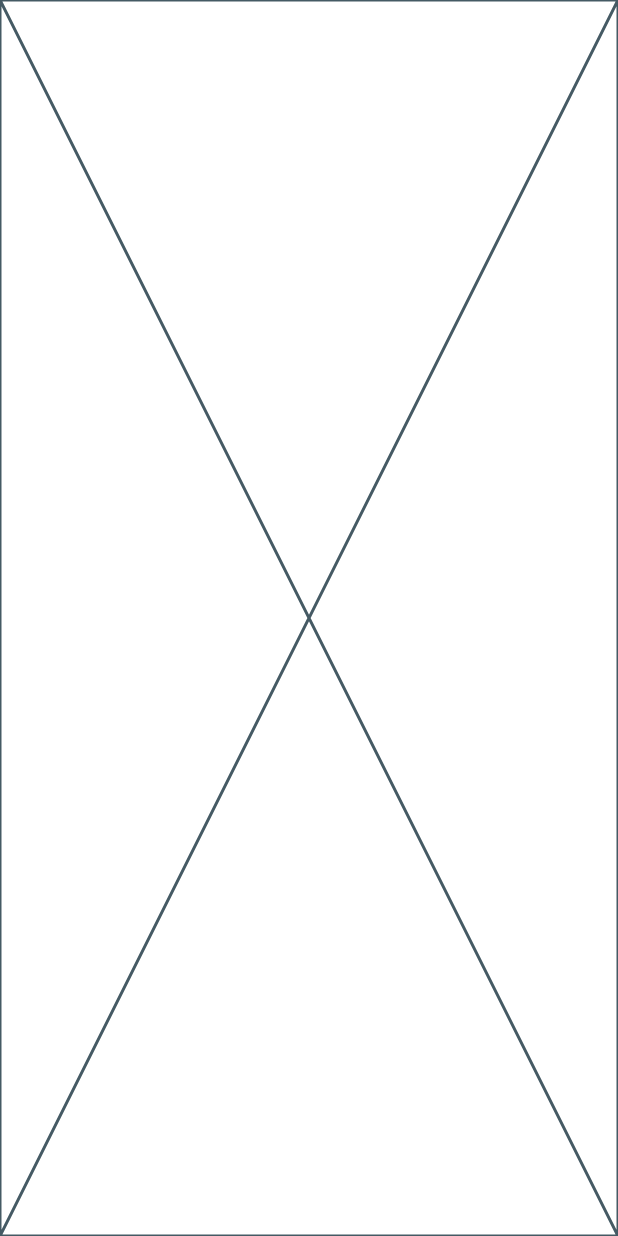
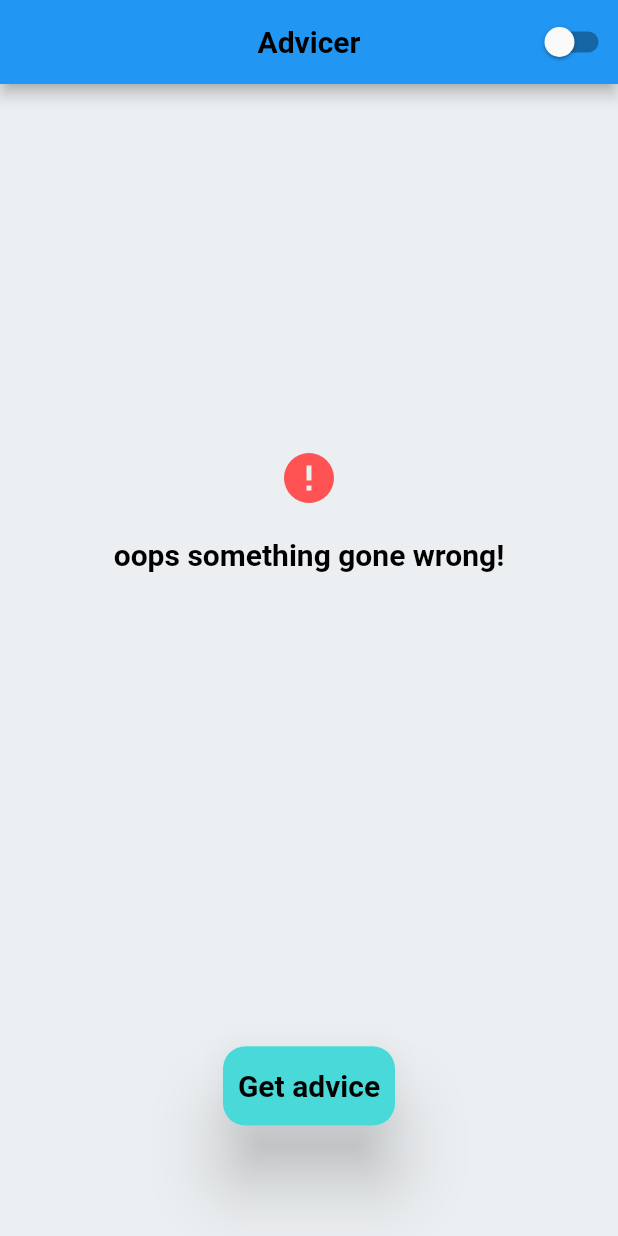
Before and after one commit to YamamotoDesu/advicer, a Flutter app: the screen it shows after launch, on a phone screen of 412 x 824 dp. Run offline on Flutter 3.47's test engine with Material 2 defaults, Android fonts, the phone set to English and light mode, and no system bars; Roboto replaces fonts that are missing (Rubik).

Commit message:
Application Layer - UI

```diff
--- /dev/null
+++ b/lib/2_application/pages/advice/advice_page.dart
@@ -0,0 +1,60 @@
+import 'package:advicer/2_application/core/services/theme_service.dart';
+import 'package:advicer/2_application/pages/advice/widgets/advice_field.dart';
+import 'package:advicer/2_application/pages/advice/widgets/custom_button.dart';
+import 'package:advicer/2_application/pages/advice/widgets/error_message.dart';
+import 'package:flutter/material.dart';
+import 'package:provider/provider.dart';
+
+class AdvicerPage extends StatelessWidget {
+  const AdvicerPage({super.key});
+
+  @override
+  Widget build(BuildContext context) {
+    final themeData = Theme.of(context);
+    return Scaffold(
+      appBar: AppBar(
+        title: Text(
+          "Advicer",
+          style: themeData.textTheme.headline1,
+        ),
+        centerTitle: true,
+        actions: [
+          Switch(
+            value: Provider.of<ThemeService>(context).isDarkModeOn,
+            onChanged: (_) {
+              Provider.of<ThemeService>(context, listen: false).toggleTheme();
+            },
+          ),
+        ],
+      ),
+      body: Padding(
+        padding: const EdgeInsets.symmetric(horizontal: 50),
+        child: Column(
+          children: const [
+            Expanded(
+              child: Center(
+                child: ErrorMessage(message: 'oops something gone wrong!'),
+                // child: AdviceField(
+                //   advice: 'example advice - your day will be good',
+                // ),
+                // child: CircularProgressIndicator(
+                //   color: themeData.colorScheme.secondary,
+                // ),
+                /*Text(
+                  "Your Advice is waiting for you",
+                  style: themeData.textTheme.headline1,
+                ),*/
+              ),
+            ),
+            SizedBox(
+              height: 200,
+              child: Center(
+                child: CustomButton(),
+              ),
+            ),
+          ],
+        ),
+      ),
+    );
+  }
+}
--- /dev/null
+++ b/lib/2_application/pages/advice/widgets/advice_field.dart
@@ -0,0 +1,29 @@
+import 'package:flutter/material.dart';
+
+class AdviceField extends StatelessWidget {
+  final String advice;
+  const AdviceField({super.key, required this.advice});
+
+  @override
+  Widget build(BuildContext context) {
+    final themeData = Theme.of(context);
+    return Material(
+      elevation: 20,
+      borderRadius: BorderRadius.circular(15),
+      child: Container(
+        decoration: BoxDecoration(
+          borderRadius: BorderRadius.circular(15),
+          color: themeData.colorScheme.onPrimary,
+        ),
+        child: Padding(
+          padding: const EdgeInsets.symmetric(horizontal: 15, vertical: 20),
+          child: Text(
+            '''" $advice "''',
+            style: themeData.textTheme.bodyText1,
+            textAlign: TextAlign.center,
+          ),
+        ),
+      ),
+    );
+  }
+}
--- /dev/null
+++ b/lib/2_application/pages/advice/widgets/custom_button.dart
@@ -0,0 +1,31 @@
+import 'package:flutter/material.dart';
+
+class CustomButton extends StatelessWidget {
+  const CustomButton({super.key});
+
+  @override
+  Widget build(BuildContext context) {
+    final themeData = Theme.of(context);
+    return InkResponse(
+      onTap: () {
+        print('button pressed - will be implemented later');
+      },
+      child: Material(
+        elevation: 20,
+        borderRadius: BorderRadius.circular(15),
+        child: Container(
+          decoration: BoxDecoration(
+              borderRadius: BorderRadius.circular(15),
+              color: themeData.colorScheme.secondary),
+          child: Padding(
+            padding: const EdgeInsets.symmetric(horizontal: 10, vertical: 15),
+            child: Text(
+              'Get advice',
+              style: themeData.textTheme.headline1,
+            ),
+          ),
+        ),
+      ),
+    );
+  }
+}
--- /dev/null
+++ b/lib/2_application/pages/advice/widgets/error_message.dart
@@ -0,0 +1,29 @@
+import 'package:flutter/material.dart';
+
+class ErrorMessage extends StatelessWidget {
+  final String message;
+  const ErrorMessage({super.key, required this.message});
+
+  @override
+  Widget build(BuildContext context) {
+    final themeData = Theme.of(context);
+    return Column(
+      mainAxisAlignment: MainAxisAlignment.center,
+      children: [
+        const Icon(
+          Icons.error,
+          size: 40,
+          color: Colors.redAccent,
+        ),
+        const SizedBox(
+          height: 20,
+        ),
+        Text(
+          message,
+          style: themeData.textTheme.headline1,
+          textAlign: TextAlign.center,
+        )
+      ],
+    );
+  }
+}
--- a/lib/main.dart
+++ b/lib/main.dart
@@ -1,3 +1,4 @@
+import 'package:advicer/2_application/pages/advice/advice_page.dart';
 import 'package:flutter/material.dart';
 import 'package:provider/provider.dart';
 
@@ -21,8 +22,8 @@ class MyApp extends StatelessWidget {
         themeMode: themeService.isDarkModeOn ? ThemeMode.dark : ThemeMode.light,
         theme: AppTheme.lightTheme,
         darkTheme: AppTheme.darkTheme,
-        home: const Placeholder(),
-
+        debugShowCheckedModeBanner: false,
+        home: const AdvicerPage(),
       );
     });
   }
```
